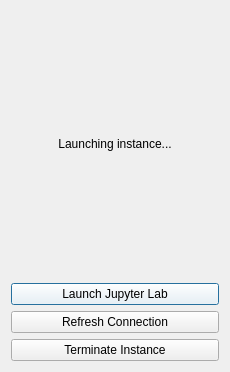
The window that Diogenes/src/launchdialog.ui (maxlamberti/Diogenes) describes before a commit, drawn with Qt 5.
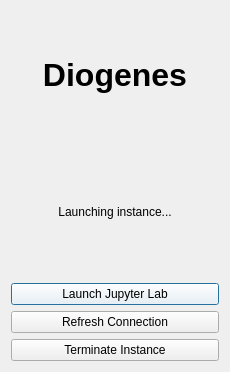
The same window after the commit.

Diff of the .ui file:
```diff
--- a/Diogenes/src/launchdialog.ui
+++ b/Diogenes/src/launchdialog.ui
@@ -14,6 +14,13 @@
    <string>Dialog</string>
   </property>
   <layout class="QVBoxLayout" name="verticalLayout">
+   <item>
+    <widget class="QLabel" name="label">
+     <property name="text">
+      <string>&lt;html&gt;&lt;head/&gt;&lt;body&gt;&lt;p align=&quot;center&quot;&gt;&lt;span style=&quot; font-size:24pt; font-weight:600;&quot;&gt;Diogenes&lt;/span&gt;&lt;/p&gt;&lt;/body&gt;&lt;/html&gt;</string>
+     </property>
+    </widget>
+   </item>
    <item>
     <widget class="QLabel" name="InfoText">
      <property name="palette">
```
